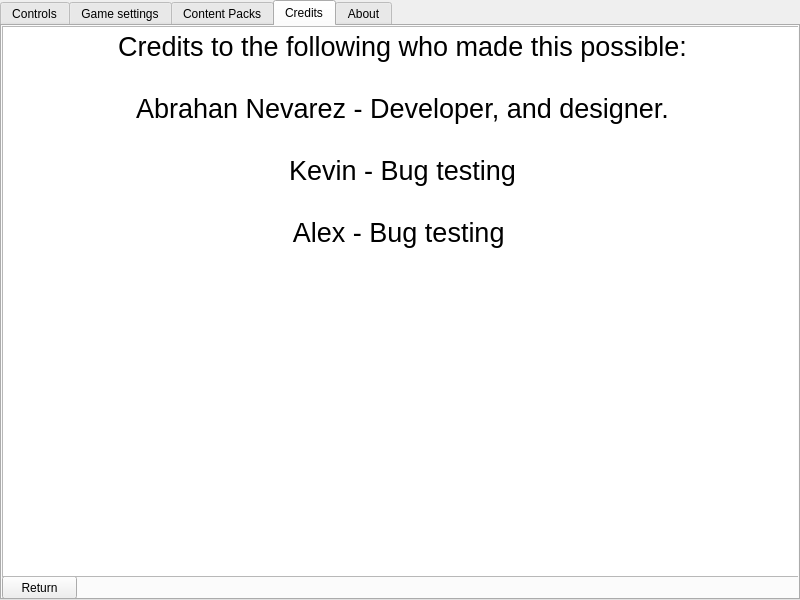
Above: ui/options_menu.ui from CrankySupertoon/ToontownServer before the change. Below: the same form after it.
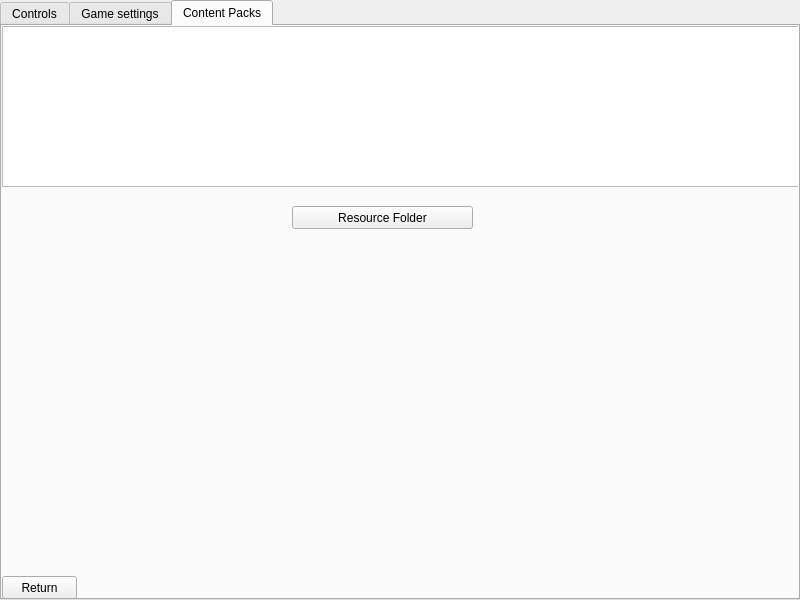
That is the form after the change. The open tabs and pages were chosen to show the change.

Commit message: Cleaning up and rewriting the options menu

```diff
--- a/ui/options_menu.ui
+++ b/ui/options_menu.ui
@@ -1327,85 +1327,6 @@
      </property>
     </widget>
    </widget>
-   <widget class="QWidget" name="tab">
-    <attribute name="title">
-     <string>Credits</string>
-    </attribute>
-    <widget class="QPushButton" name="returnButton_2">
-     <property name="geometry">
-      <rect>
-       <x>0</x>
-       <y>550</y>
-       <width>75</width>
-       <height>23</height>
-      </rect>
-     </property>
-     <property name="text">
-      <string>Return</string>
-     </property>
-    </widget>
-    <widget class="QTextBrowser" name="textBrowser">
-     <property name="geometry">
-      <rect>
-       <x>0</x>
-       <y>0</y>
-       <width>801</width>
-       <height>551</height>
-      </rect>
-     </property>
-     <property name="html">
-      <string>&lt;!DOCTYPE HTML PUBLIC &quot;-//W3C//DTD HTML 4.0//EN&quot; &quot;http://www.w3.org/TR/REC-html40/strict.dtd&quot;&gt;
-&lt;html&gt;&lt;head&gt;&lt;meta name=&quot;qrichtext&quot; content=&quot;1&quot; /&gt;&lt;style type=&quot;text/css&quot;&gt;
-p, li { white-space: pre-wrap; }
-&lt;/style&gt;&lt;/head&gt;&lt;body style=&quot; font-family:'MS Shell Dlg 2'; font-size:8.25pt; font-weight:400; font-style:normal;&quot;&gt;
-&lt;p align=&quot;center&quot; style=&quot; margin-top:0px; margin-bottom:0px; margin-left:0px; margin-right:0px; -qt-block-indent:0; text-indent:0px;&quot;&gt;&lt;span style=&quot; font-size:20pt;&quot;&gt;Credits to the following who made this possible:&lt;/span&gt;&lt;/p&gt;
-&lt;p align=&quot;center&quot; style=&quot;-qt-paragraph-type:empty; margin-top:0px; margin-bottom:0px; margin-left:0px; margin-right:0px; -qt-block-indent:0; text-indent:0px; font-size:20pt;&quot;&gt;&lt;br /&gt;&lt;/p&gt;
-&lt;p align=&quot;center&quot; style=&quot; margin-top:0px; margin-bottom:0px; margin-left:0px; margin-right:0px; -qt-block-indent:0; text-indent:0px;&quot;&gt;&lt;span style=&quot; font-size:20pt;&quot;&gt;Abrahan Nevarez - Developer, and designer.&lt;/span&gt;&lt;/p&gt;
-&lt;p align=&quot;center&quot; style=&quot;-qt-paragraph-type:empty; margin-top:0px; margin-bottom:0px; margin-left:0px; margin-right:0px; -qt-block-indent:0; text-indent:0px; font-size:20pt;&quot;&gt;&lt;br /&gt;&lt;/p&gt;
-&lt;p align=&quot;center&quot; style=&quot; margin-top:0px; margin-bottom:0px; margin-left:0px; margin-right:0px; -qt-block-indent:0; text-indent:0px;&quot;&gt;&lt;span style=&quot; font-size:20pt;&quot;&gt;Kevin - Bug testing&lt;/span&gt;&lt;/p&gt;
-&lt;p align=&quot;center&quot; style=&quot;-qt-paragraph-type:empty; margin-top:0px; margin-bottom:0px; margin-left:0px; margin-right:0px; -qt-block-indent:0; text-indent:0px; font-size:20pt;&quot;&gt;&lt;br /&gt;&lt;/p&gt;
-&lt;p align=&quot;center&quot; style=&quot; margin-top:0px; margin-bottom:0px; margin-left:0px; margin-right:0px; -qt-block-indent:0; text-indent:0px;&quot;&gt;&lt;span style=&quot; font-size:20pt;&quot;&gt;Alex - Bug testing &lt;/span&gt;&lt;/p&gt;&lt;/body&gt;&lt;/html&gt;</string>
-     </property>
-    </widget>
-   </widget>
-   <widget class="QWidget" name="tab_3">
-    <attribute name="title">
-     <string>About</string>
-    </attribute>
-    <widget class="QPushButton" name="returnButton">
-     <property name="geometry">
-      <rect>
-       <x>0</x>
-       <y>550</y>
-       <width>75</width>
-       <height>23</height>
-      </rect>
-     </property>
-     <property name="text">
-      <string>Return</string>
-     </property>
-    </widget>
-    <widget class="QTextBrowser" name="textBrowser_2">
-     <property name="geometry">
-      <rect>
-       <x>0</x>
-       <y>0</y>
-       <width>801</width>
-       <height>111</height>
-      </rect>
-     </property>
-     <property name="html">
-      <string>&lt;!DOCTYPE HTML PUBLIC &quot;-//W3C//DTD HTML 4.0//EN&quot; &quot;http://www.w3.org/TR/REC-html40/strict.dtd&quot;&gt;
-&lt;html&gt;&lt;head&gt;&lt;meta name=&quot;qrichtext&quot; content=&quot;1&quot; /&gt;&lt;style type=&quot;text/css&quot;&gt;
-p, li { white-space: pre-wrap; }
-&lt;/style&gt;&lt;/head&gt;&lt;body style=&quot; font-family:'MS Shell Dlg 2'; font-size:8.25pt; font-weight:400; font-style:normal;&quot;&gt;
-&lt;p align=&quot;center&quot; style=&quot; margin-top:0px; margin-bottom:0px; margin-left:0px; margin-right:0px; -qt-block-indent:0; text-indent:0px;&quot;&gt;&lt;span style=&quot; font-size:20pt;&quot;&gt;A launcher for the game Toontown Stride, created in August 2019. The launcher can be distributed, and modified. &lt;/span&gt;&lt;/p&gt;
-&lt;p align=&quot;center&quot; style=&quot; margin-top:0px; margin-bottom:0px; margin-left:0px; margin-right:0px; -qt-block-indent:0; text-indent:0px;&quot;&gt;&lt;span style=&quot; font-size:20pt;&quot;&gt;Written in Pyside2 and Python.&lt;/span&gt;&lt;/p&gt;
-&lt;p align=&quot;center&quot; style=&quot;-qt-paragraph-type:empty; margin-top:0px; margin-bottom:0px; margin-left:0px; margin-right:0px; -qt-block-indent:0; text-indent:0px; font-size:20pt;&quot;&gt;&lt;br /&gt;&lt;/p&gt;
-&lt;p style=&quot;-qt-paragraph-type:empty; margin-top:0px; margin-bottom:0px; margin-left:0px; margin-right:0px; -qt-block-indent:0; text-indent:0px; font-size:20pt;&quot;&gt;&lt;br /&gt;&lt;/p&gt;&lt;/body&gt;&lt;/html&gt;</string>
-     </property>
-    </widget>
-   </widget>
   </widget>
  </widget>
  <resources/>
```
Left out of the diff: 7 changed lines with no effect on the pictures. The commit also changes 9 other files.
